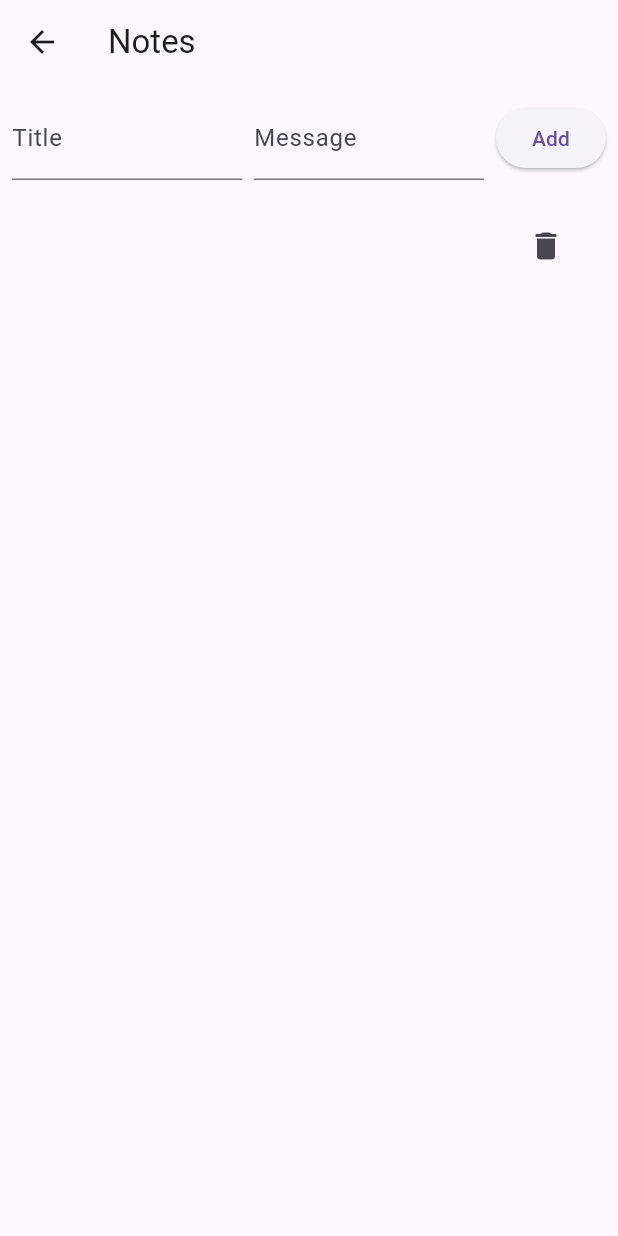
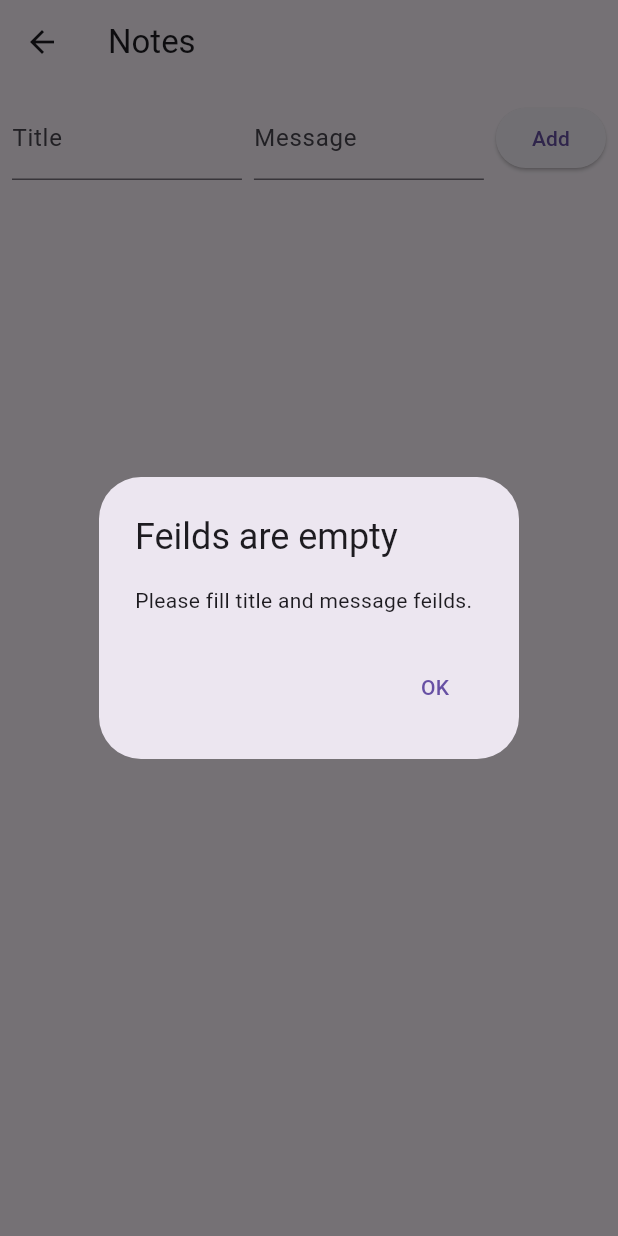
Before and after one commit to SithumRaigamage/CeraFlaw, a Flutter app: the NotesScreen screen opened directly, after a tap on "Add", on a phone screen of 412 x 824 dp. Run offline on Flutter 3.47's test engine with Material 3 defaults, Android fonts, the phone set to English and light mode, and no system bars.

Commit message:
Rearranged the add button function
Change the function button to use only text fields are filled time.

```diff
--- a/frontend/lib/NotesScreen.dart
+++ b/frontend/lib/NotesScreen.dart
@@ -39,11 +39,13 @@ class _NotesPageState extends State<NotesScreen> {
       String contents = await file.readAsString();
       List<dynamic> jsonData = jsonDecode(contents);
       setState(() {
-        notes = jsonData.map((noteJson) => Note(
+        notes = jsonData
+            .map((noteJson) => Note(
                   title: noteJson['title'],
                   message: noteJson['message'],
                   timestamp: DateTime.parse(noteJson['timestamp']),
-        )).toList();
+                ))
+            .toList();
       });
     } catch (e) {
       print('Error loading notes: $e');
@@ -72,7 +74,6 @@ class _NotesPageState extends State<NotesScreen> {
     print('File path: $filePath');
     return File(filePath);
   }
-
 
   @override
   Widget build(BuildContext context) {
@@ -106,6 +107,23 @@ class _NotesPageState extends State<NotesScreen> {
                 SizedBox(width: 8),
                 ElevatedButton(
                   onPressed: () {
+                    if (_messageController.text.isEmpty ||
+                        _titleController.text.isEmpty) {
+                      showDialog(
+                        context: context,
+                        builder: (context) => AlertDialog(
+                          title: Text('Feilds are empty'),
+                          content:
+                              Text('Please fill title and message feilds.'),
+                          actions: [
+                            TextButton(
+                              onPressed: () => Navigator.pop(context),
+                              child: Text('OK'),
+                            ),
+                          ],
+                        ),
+                      );
+                    } else {
                       setState(() {
                         final newNote = Note(
                           title: _titleController.text,
@@ -117,6 +135,7 @@ class _NotesPageState extends State<NotesScreen> {
                         _titleController.clear();
                         _messageController.clear();
                       });
+                    }
                   },
                   child: Text('Add'),
                 ),
```
Lines whose indentation alone changed are shown as unchanged.
